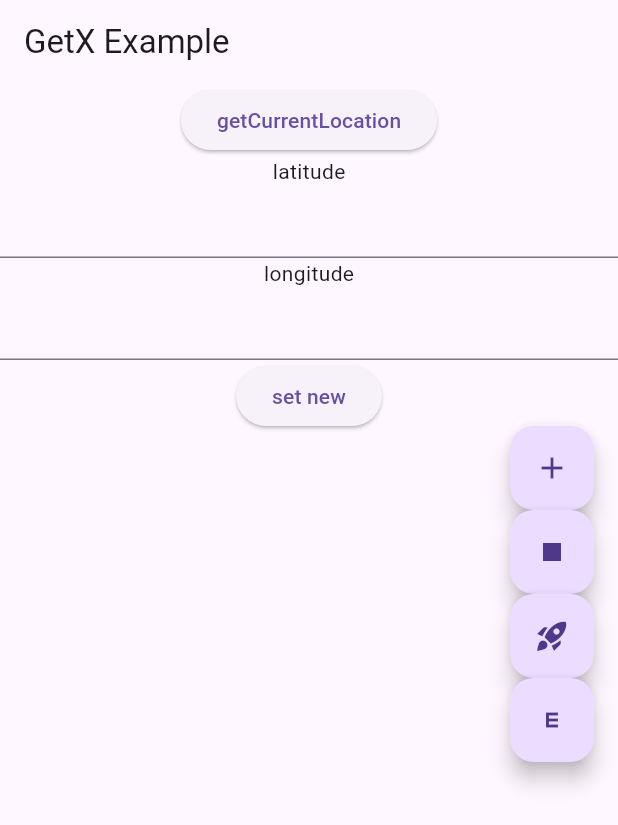
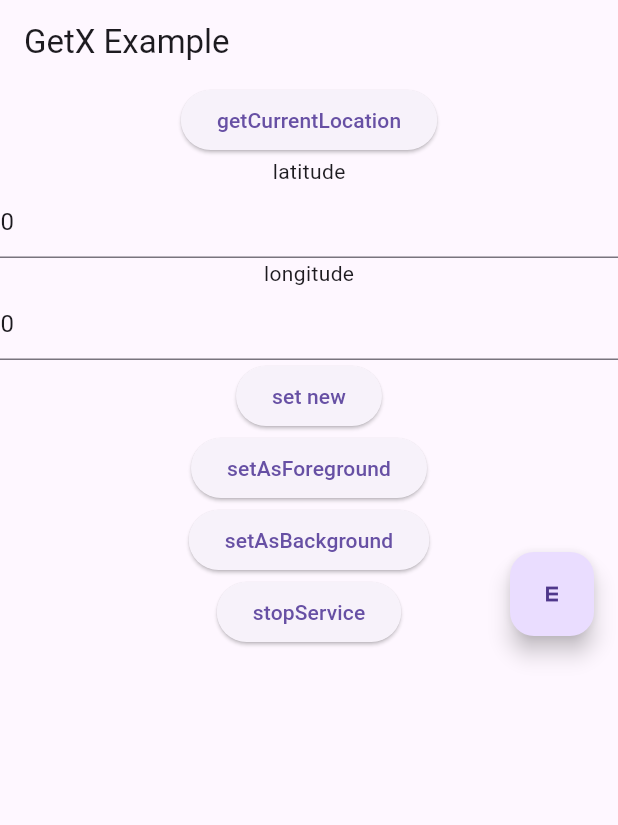
Before and after one commit to songrit0/flutter_gps, a Flutter app: the screen it shows after launch, after a tap on "set new", on a phone screen of 412 x 824 dp. Shown: the top 825 px of the screen. Run offline on Flutter 3.47's test engine with Material 3 defaults, Android fonts, the phone set to English and light mode, and no system bars; our stand-ins replace flutter_local_notifications, geolocator, get; missing offline and left inert: flutter_background_service.

Commit message:
set setAsForeground & setAsBackground

```diff
--- a/lib/app/ui/home/home_controller.dart
+++ b/lib/app/ui/home/home_controller.dart
@@ -4,8 +4,8 @@ import 'package:get/get.dart';
 
 class HomeController extends GetxController {
   var count = 0.obs;
-  TextEditingController latitude = TextEditingController();
-  TextEditingController longitude = TextEditingController();
+  TextEditingController latitude = TextEditingController(text: '0');
+  TextEditingController longitude = TextEditingController(text: '0');
   void increment() {
     count++;
   }
--- a/lib/app/ui/home/home_page.dart
+++ b/lib/app/ui/home/home_page.dart
@@ -8,10 +8,10 @@ class HomeView extends StatelessWidget {
   @override
   Widget build(BuildContext context) {
     final HomeController controller = Get.find();
-
+    RxString isrun = RxString('stopService');
     return Scaffold(
       appBar: AppBar(
-        title: Text('GetX Example'),
+        title: const Text('GetX Example'),
       ),
       body: Column(
         children: [
@@ -27,21 +27,54 @@ class HomeView extends StatelessWidget {
               onPressed: () {
                 controller.getCurrentLocation();
               },
-              child: Text('getCurrentLocation')),
-          Text('latitude'),
+              child: const Text('getCurrentLocation')),
+          const Text('latitude'),
           TextField(
             controller: controller.latitude,
           ),
-          Text('longitude'),
+          const Text('longitude'),
           TextField(
             controller: controller.longitude,
           ),
           ElevatedButton(
               onPressed: () {
+                if (controller.latitude.text != '' &&
+                    controller.longitude.text != '') {}
                 setworklocation(double.parse(controller.latitude.text),
                     double.parse(controller.longitude.text));
               },
-              child: Text('set new')),
+              child: const Text('set new')),
+          ElevatedButton(
+            onPressed: () {
+              // FlutterBackgroundService().invoke('start');
+              FlutterBackgroundService().invoke('setAsForeground');
+            },
+            child: const Text('setAsForeground'),
+          ),
+          ElevatedButton(
+            onPressed: () {
+              // FlutterBackgroundService().invoke('start');
+              FlutterBackgroundService().invoke('setAsBackground');
+            },
+            child: const Text('setAsBackground'),
+          ),
+          Obx(() => ElevatedButton(
+                onPressed: () async {
+                  final service = FlutterBackgroundService();
+                  bool isRunning = await service.isRunning();
+                  if (isRunning) {
+                    service.invoke('stopService');
+                  } else {
+                    service.startService();
+                  }
+                  if (!isRunning) {
+                    isrun.value = 'stop Service';
+                  } else {
+                    isrun.value = 'start Service';
+                  }
+                },
+                child: Text('${isrun.value}'),
+              )),
         ],
       ),
       floatingActionButton: Column(
@@ -50,28 +83,9 @@ class HomeView extends StatelessWidget {
         children: [
           FloatingActionButton(
             onPressed: () {
-              // FlutterBackgroundService().invoke('start');
-              startBackgroundService();
-            },
-            child: Icon(Icons.add),
-          ),
-          FloatingActionButton(
-            onPressed: () {
-              stopBackgroundService();
-            },
-            child: Icon(Icons.stop),
-          ),
-          FloatingActionButton(
-            onPressed: () {
-              initializeService();
-            },
-            child: Icon(Icons.rocket_launch),
-          ),
-          FloatingActionButton(
-            onPressed: () {
               getCurrentLocation();
             },
-            child: Icon(Icons.e_mobiledata),
+            child: const Icon(Icons.e_mobiledata),
           ),
         ],
       ),
--- a/lib/main.dart
+++ b/lib/main.dart
@@ -1,21 +1,16 @@
-import 'dart:io';
-import 'dart:ui';
-
 import 'package:flutter/material.dart';
 import 'package:flutter_background_service/flutter_background_service.dart';
 import 'package:flutter_gps/app/ui/home/home_binding.dart';
 import 'package:flutter_gps/app/ui/home/home_page.dart';
 import 'package:flutter_gps/service/flutter_background_service.dart';
-
 import 'package:get/get.dart';
 
-final service = FlutterBackgroundService();
+void main() {
+  WidgetsFlutterBinding.ensureInitialized();
 
-void main() {
   runApp(MyApp());
   getCurrentLocation();
-
-  // initializeService();
+  initializeService();
   initLocalNotifications();
 }
 
--- a/lib/service/flutter_background_service.dart
+++ b/lib/service/flutter_background_service.dart
@@ -7,34 +7,19 @@ import 'package:flutter_background_service/flutter_background_service.dart';
 import 'package:flutter_local_notifications/flutter_local_notifications.dart';
 import 'package:geolocator/geolocator.dart';
 
-void startBackgroundService() {
-  final service = FlutterBackgroundService();
-  service.startService();
-}
-
-void stopBackgroundService() {
-  final service = FlutterBackgroundService();
-  service.invoke("stop");
-}
-
-AndroidConfiguration androidConfigurationinfo = AndroidConfiguration(
-  autoStart: true,
-  onStart: onStart,
-  isForegroundMode: true,
-  autoStartOnBoot: true,
-  foregroundServiceNotificationId: 888,
-  initialNotificationContent: 'Background Service กำลังทำงาน',
-  initialNotificationTitle: 'Background Service',
-  // notificationChannelId: 'Background Service',
-);
 Future<void> initializeService() async {
   final service = FlutterBackgroundService();
   await service.configure(
     iosConfiguration: IosConfiguration(
       autoStart: true,
       onForeground: onStart,
+      onBackground: onIosBackground,
     ),
-    androidConfiguration: androidConfigurationinfo,
+    androidConfiguration: AndroidConfiguration(
+      onStart: onStart,
+      isForegroundMode: true,
+      autoStart: true,
+    ),
   );
 }
 
@@ -47,32 +32,77 @@ Future<bool> onIosBackground(ServiceInstance service) async {
 
 @pragma('vm:entry-point')
 void onStart(ServiceInstance service) async {
-  service.on("stop").listen((event) {
-    service.stopSelf();
-    print("กระบวนการ background หยุดทำงานแล้ว");
-  });
-  service.on("start").listen((event) {});
-  Timer.periodic(const Duration(seconds: 1), (timer) async {
-    print(
-        "บริการทำงานได้สำเร็จ ${DateTime.now().hour} : ${DateTime.now().minute} : ${DateTime.now().second}  ${getCurrentLocation()}");
+  DartPluginRegistrant.ensureInitialized();
+  print('Service started');
 
-    // showNotification(1, 'สำเร็จ',
-    //     ' ${DateTime.now().hour} : ${DateTime.now().minute} : ${DateTime.now().second}');
-  });
+  if (service is AndroidServiceInstance) {
+    service.on("setAsForeground").listen((event) {
+      print("Received 'setAsForeground' event");
+      service.setAsForegroundService();
+    });
+
+    service.on("setAsBackground").listen((event) {
+      print("Received 'setAsBackground' event");
+      service.setAsBackgroundService();
+    });
+
+    service.on("stopService").listen((event) {
+      print("Received 'stopService' event");
+      service.stopSelf();
+    });
+
+    // Ensure the service starts as a foreground service
+    service.setAsForegroundService();
+
+    Timer.periodic(const Duration(seconds: 1), (timer) async {
+      if (await service.isForegroundService()) {
+        service.setForegroundNotificationInfo(
+          title: 'Service Running',
+          content:
+              "Time: ${DateTime.now().hour}:${DateTime.now().minute}:${DateTime.now().second}",
+        );
+        print(
+            "Service Running at ${DateTime.now().hour}:${DateTime.now().minute}:${DateTime.now().second}");
+      }
+      // Update the service state
+      service.invoke('update');
+    });
+  }
+}
+
+Future<void> initLocalNotifications() async {
+  const AndroidNotificationChannel channel = AndroidNotificationChannel(
+    'high_importance_channel', // id
+    'High Importance Notifications', // title
+    description:
+        'This channel is used for important notifications.', // description
+    importance: Importance.high,
+  );
+
+  var android = AndroidInitializationSettings('@mipmap/ic_launcher');
+  var initializationSettings = InitializationSettings(
+    android: android,
+  );
+
+  await flutterLocalNotificationsPlugin.initialize(initializationSettings);
+  await flutterLocalNotificationsPlugin
+      .resolvePlatformSpecificImplementation<
+          AndroidFlutterLocalNotificationsPlugin>()
+      ?.createNotificationChannel(channel);
 }
 
 FlutterLocalNotificationsPlugin flutterLocalNotificationsPlugin =
     FlutterLocalNotificationsPlugin();
 
-Future<void> initLocalNotifications() async {
-  var android = AndroidInitializationSettings('@mipmap/ic_launcher');
-  var initializationSettings = InitializationSettings(
-    android: android,
-  );
-  await flutterLocalNotificationsPlugin.initialize(initializationSettings);
-}
+// Future<void> initLocalNotifications() async {
+//   var android = AndroidInitializationSettings('@mipmap/ic_launcher');
+//   var initializationSettings = InitializationSettings(
+//     android: android,
+//   );
+//   await flutterLocalNotificationsPlugin.initialize(initializationSettings);
+// }
 
-Future<void> showNotification(id, title, body) async {
+Future<void> showNotification(int id, String title, String body) async {
   const NotificationDetails platformChannelDetails = NotificationDetails(
     android: AndroidNotificationDetails(
       'Notification_01',
@@ -83,16 +113,16 @@ Future<void> showNotification(id, title, body) async {
       playSound: false,
     ),
   );
-  flutterLocalNotificationsPlugin.show(
-      id, title.toString(), body.toString(), platformChannelDetails);
+  flutterLocalNotificationsPlugin.show(id, title, body, platformChannelDetails);
 }
 
 // พิกัดตำแหน่งหน้างานที่กำหนด
 double workLatitude = 35.4606708;
 double workLongitude = 127.6171883;
-setworklocation(double latitude, double longitude) {
-  workLatitude = latitude;
-  workLongitude = longitude;
+
+void setworklocation(double? latitude, double? longitude) {
+  workLatitude = latitude ?? 0;
+  workLongitude = longitude ?? 0;
   print('$latitude $longitude');
 }
 
@@ -117,19 +147,19 @@ Future<String> getCurrentLocation() async {
   serviceEnabled = await Geolocator.isLocationServiceEnabled();
   if (!serviceEnabled) {
     print("Location services are disabled.");
-    // return;
+    return "Location services are disabled.";
   }
   permission = await Geolocator.checkPermission();
   if (permission == LocationPermission.denied) {
     permission = await Geolocator.requestPermission();
     if (permission == LocationPermission.denied) {
       print("Location permissions are denied.");
-      // return;
+      return "Location permissions are denied.";
     }
   }
   if (permission == LocationPermission.deniedForever) {
     print("Location permissions are permanently denied.");
-    // return;
+    return "Location permissions are permanently denied.";
   }
 
   // Get current position
@@ -149,13 +179,9 @@ Future<String> getCurrentLocation() async {
   const double thresholdDistance = 0.5; // ตัวอย่างคือ 500 เมตร
 
   if (distanceToWork <= thresholdDistance) {
-    // showNotification(1, 'ตำแหน่งงานปัจจุบัน $workLatitude $workLongitude',
-    //     'อยู่หน้างาน $currentLatitude $currentLongitude ');
     print("อยู่หน้างาน");
     return 'อยู่หน้างาน';
   } else {
-    // showNotification(1, 'ตำแหน่งงานปัจจุบัน $workLatitude $workLongitude',
-    //     'ออกจากหน้างานแล้ว $currentLatitude $currentLongitude');
     print("ออกจากหน้างานแล้ว");
     return 'ออกจากหน้างานแล้ว';
   }
```
